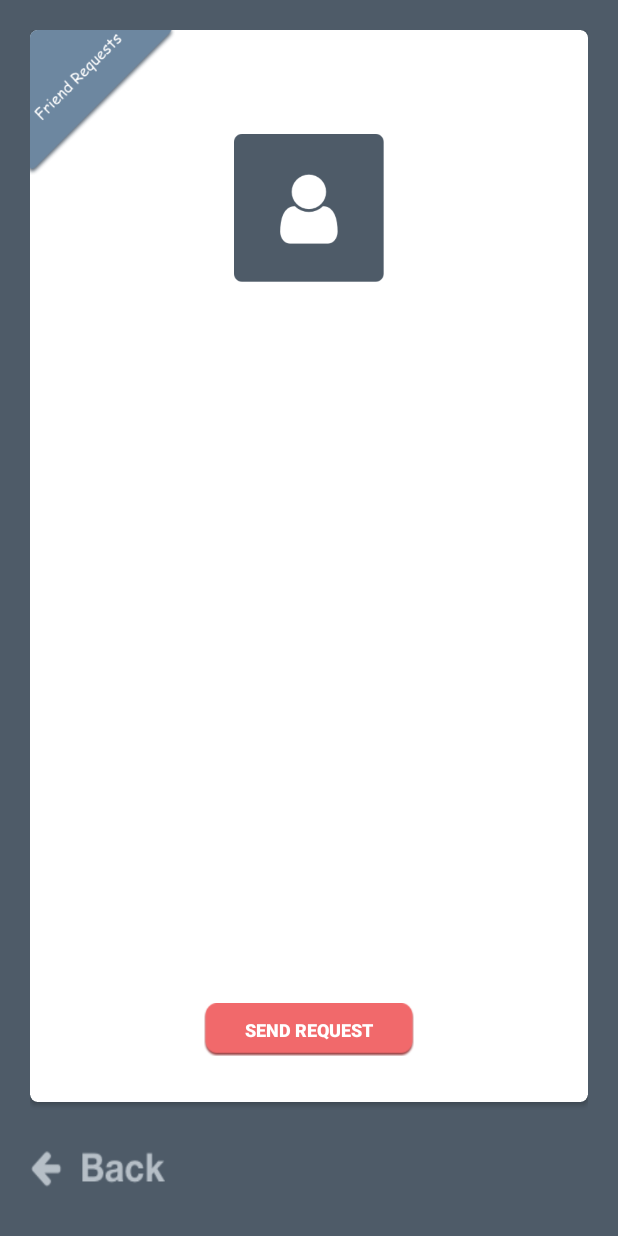
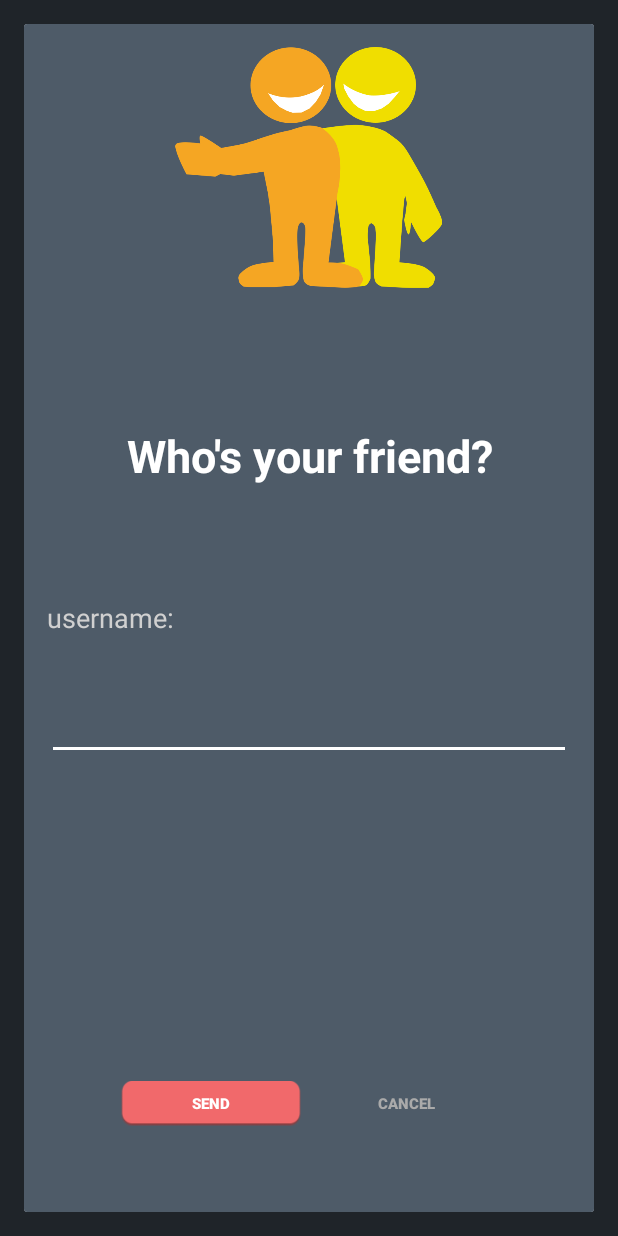
Before and after one commit to iskenxan/Math-marathon, an Android app: the fragment FriendRequestFragment shown on its own in the app's theme, after a tap on "SEND REQUEST", on a phone screen of 412 x 824 dp. Run offline under Robolectric (Android 15) with nearby library versions, the phone set to English and light mode, and no system bars; our stand-ins replace ButterKnife, Firebase (no records; nobody signed in at launch, a user with empty details on screens opened directly), Picasso; 1 statement that could not run was skipped.

Commit message:
working on the friend requests

```diff
--- a/MathMarathon/app/src/main/java/space/samatov/mathmarathon/model/FirebaseManager.java
+++ b/MathMarathon/app/src/main/java/space/samatov/mathmarathon/model/FirebaseManager.java
@@ -23,11 +23,16 @@ public class FirebaseManager {
     public static final String PROFILE_IMAGES="profile_images";
 
 
-    public static void extracUserData(OnExtracUserListener listener){
+    public static void extracCurrentUserData(OnExtracUserListener listener){
+        String formattedEmail= Formatter.formatStringForFirebase(FirebaseAuth.getInstance().getCurrentUser().getEmail());
+        extractUserData(listener,formattedEmail);
+    }
+
+
+
+    public static void extractUserData(OnExtracUserListener listener,String username){
         DatabaseReference databaseReference= FirebaseDatabase.getInstance().getReference();
-        String formattedEmail= Formatter.formatEmailForFirebase(FirebaseAuth.getInstance().getCurrentUser().getEmail());
-
-        databaseReference.child(USERS).child(formattedEmail).
+        databaseReference.child(USERS).child(username).
                 addListenerForSingleValueEvent(new FirebaseCallbacks.ExtractUserCallback(listener));
     }
 
@@ -35,11 +40,17 @@ public class FirebaseManager {
 
     public static void createNewUserRecord(){
         User user=getNewUserBasicInfo();
+        String formattedEmail= Formatter.formatStringForFirebase(user.getEmail());
+        setUserRecord(user,formattedEmail);
+    }
+
+
+
+    public static void setUserRecord(User user,String username){
         DatabaseReference databaseReference= FirebaseDatabase.getInstance().getReference();
-        String formattedEmail= Formatter.formatEmailForFirebase(user.getEmail());
+        databaseReference.child(USERS).child(username).setValue(user);
+    }
 
-        databaseReference.child(USERS).child(formattedEmail).setValue(user);
-    }
 
 
     private static User getNewUserBasicInfo(){
@@ -55,7 +66,7 @@ public class FirebaseManager {
 
 
     public static void updateProfileImageUrl(User user){
-        String username=Formatter.formatEmailForFirebase(user.getEmail());
+        String username=Formatter.formatStringForFirebase(user.getEmail());
 
         DatabaseReference databaseReference= FirebaseDatabase.getInstance().getReference();
         databaseReference.child(USERS).child(username).child("photoUrl").setValue(user.getPhotoUrl());
@@ -75,7 +86,7 @@ public class FirebaseManager {
 
     private static StorageReference getProfileImageStorageRef(User user){
         StorageReference mountainImagesRef = FirebaseStorage.getInstance().getReference();
-        String userName=Formatter.formatEmailForFirebase(user.getEmail());
+        String userName=Formatter.formatStringForFirebase(user.getEmail());
         mountainImagesRef= mountainImagesRef.child(PROFILE_IMAGES+"/"+userName+".jpg");
 
         return mountainImagesRef;
--- /dev/null
+++ b/MathMarathon/app/src/main/java/space/samatov/mathmarathon/model/MySharedPreferenceManager.java
@@ -0,0 +1,27 @@
+package space.samatov.mathmarathon.model;
+
+import android.content.Context;
+import android.content.SharedPreferences;
+import android.preference.PreferenceManager;
+
+/**
+ * Created by iskenxan on 10/30/17.
+ */
+
+public class MySharedPreferenceManager {
+
+    public static final String PROFILE_PHOTO_URL="profile_photo_url";
+
+    public static void saveString(String key, String value, Context context){
+        SharedPreferences preferences= PreferenceManager.getDefaultSharedPreferences(context);
+        preferences.edit().putString(key,value).commit();
+    }
+
+
+    public static String getString(String key,Context context){
+        SharedPreferences preferences= PreferenceManager.getDefaultSharedPreferences(context);
+        String result=preferences.getString(key,null);
+
+        return result;
+    }
+}
--- /dev/null
+++ b/MathMarathon/app/src/main/java/space/samatov/mathmarathon/model/interfaces/OnUserRequestItemClickedListener.java
@@ -0,0 +1,9 @@
+package space.samatov.mathmarathon.model.interfaces;
+
+/**
+ * Created by iskenxan on 11/2/17.
+ */
+
+public interface OnUserRequestItemClickedListener {
+    void onRequestItemClicked(boolean accepted,int position);
+}
--- /dev/null
+++ b/MathMarathon/app/src/main/java/space/samatov/mathmarathon/view/dialogs/SendFriendRequestDialog.java
@@ -0,0 +1,163 @@
+package space.samatov.mathmarathon.view.dialogs;
+
+import android.os.Bundle;
+import android.support.annotation.Nullable;
+import android.support.v4.app.DialogFragment;
+import android.support.v4.app.FragmentManager;
+import android.view.LayoutInflater;
+import android.view.View;
+import android.view.ViewGroup;
+import android.widget.Button;
+import android.widget.EditText;
+import android.widget.ImageView;
+import android.widget.Toast;
+
+import com.google.firebase.auth.FirebaseAuth;
+
+import java.util.ArrayList;
+
+import space.samatov.mathmarathon.R;
+import space.samatov.mathmarathon.model.FirebaseManager;
+import space.samatov.mathmarathon.model.User;
+import space.samatov.mathmarathon.model.UserReference;
+import space.samatov.mathmarathon.model.interfaces.OnExtracUserListener;
+import space.samatov.mathmarathon.model.utils.AnimationFactory;
+import space.samatov.mathmarathon.model.utils.Formatter;
+
+/**
+ * Created by iskenxan on 10/18/17.
+ */
+
+public class SendFriendRequestDialog extends DialogFragment implements View.OnClickListener, OnExtracUserListener {
+
+    EditText mUsernameEditText;
+    ImageView mLoadingImageView;
+    Button mSendButton;
+    Button mCancelButton;
+
+
+
+    public static SendFriendRequestDialog displayDialog(FragmentManager fragmentManager){
+        SendFriendRequestDialog dialog=newInstance();
+        dialog.show(fragmentManager,"friend_request");
+        return dialog;
+    }
+
+
+
+    public static SendFriendRequestDialog newInstance() {
+        SendFriendRequestDialog loadingDialog=new SendFriendRequestDialog();
+
+        return loadingDialog;
+    }
+
+
+
+
+    @Override
+    public View onCreateView(LayoutInflater inflater, ViewGroup container, Bundle savedInstanceState) {
+        return inflater.inflate(R.layout.friend_request_dialog, container);
+    }
+
+
+    @Override
+    public void onViewCreated(View view, @Nullable Bundle savedInstanceState) {
+        super.onViewCreated(view, savedInstanceState);
+        mUsernameEditText = view.findViewById(R.id.FriendDialogUsernameEdiText);
+        mLoadingImageView = view.findViewById(R.id.FriendDialogLoadingImageView);
+        mSendButton = view.findViewById(R.id.FriendDialogSendButton);
+        mCancelButton = view.findViewById(R.id.FriendDialogCancellButton);
+        mSendButton.setOnClickListener(this);
+        mCancelButton.setOnClickListener(this);
+    }
+
+
+    @Override
+    public void onResume() {
+        super.onResume();
+        setSizeToMatchParent();
+    }
+
+    private void setSizeToMatchParent(){
+        int width = getResources().getDisplayMetrics().widthPixels;
+        int height = getResources().getDisplayMetrics().heightPixels;
+
+        getDialog().getWindow().setLayout(width,height);
+    }
+
+
+
+    @Override
+    public void onClick(View view) {
+        if(view.getId()==mSendButton.getId()){
+            onSendButtonClicked();
+        }
+        else
+            this.dismiss();
+    }
+
+
+    private void onSendButtonClicked(){
+        displayLoadingCursor();
+        String username=Formatter.formatStringForFirebase(mUsernameEditText.getText()+"");
+        if(!username.equals(""))
+            FirebaseManager.extractUserData(this,username);
+        else
+            displayErrorMessage("Username can't be empty!");
+    }
+
+
+    private void displayLoadingCursor(){
+        mLoadingImageView.setVisibility(View.VISIBLE);
+        AnimationFactory.startRotatingAnimation(mLoadingImageView);
+    }
+
+    @Override
+    public void onUserDataExtracted(User user) {
+        if(user!=null){
+            checkUserAndSendRequest(user);
+        }
+        else{
+            displayErrorMessage("User doesn't exist");
+        }
+
+    }
+
+
+    private void checkUserAndSendRequest(User user){
+        String currentEmail=FirebaseAuth.getInstance().getCurrentUser().getEmail();
+        if(!currentEmail.equals(user.getEmail()))
+            sendFriendRequestToUser(user);
+        else
+            displayErrorMessage("You can't send request to yourself!");
+    }
+
+
+    private void sendFriendRequestToUser(User user){
+        ArrayList<UserReference> friendRequests=user.getFriendRequests();
+        UserReference currentFriendRequest =Formatter.getCurrentUserRequest(getContext());
+        if(!Formatter.listContainsUserRequest(friendRequests, currentFriendRequest)){
+            friendRequests.add(currentFriendRequest);
+            FirebaseManager.setUserRecord(user,Formatter.formatStringForFirebase(user.getEmail()));
+            onFriendRequestSent();
+        }
+        else{
+            displayErrorMessage("Friend request has already been sent!");
+        }
+
+    }
+
+
+
+    private void onFriendRequestSent(){
+        displayErrorMessage("Friend request has been sent!");
+        dismiss();
+    }
+
+    private void displayErrorMessage(String message){
+        Toast.makeText(getContext(),message,Toast.LENGTH_SHORT).show();
+        mLoadingImageView.setVisibility(View.INVISIBLE);
+    }
+
+
+}
--- a/MathMarathon/app/src/main/java/space/samatov/mathmarathon/view/fragments/FriendRequestFragment.java
+++ b/MathMarathon/app/src/main/java/space/samatov/mathmarathon/view/fragments/FriendRequestFragment.java
@@ -4,44 +4,101 @@ import android.os.Bundle;
 import android.support.annotation.Nullable;
 import android.support.v4.app.Fragment;
 import android.support.v7.app.AppCompatActivity;
+import android.support.v7.widget.LinearLayoutManager;
 import android.support.v7.widget.RecyclerView;
 import android.view.LayoutInflater;
 import android.view.View;
 import android.view.ViewGroup;
 import android.widget.ImageView;
+import android.widget.LinearLayout;
 import android.widget.TextView;
+
+import com.google.firebase.auth.FirebaseAuth;
+import com.squareup.picasso.Picasso;
 
 import butterknife.BindView;
 import butterknife.ButterKnife;
 import butterknife.OnClick;
 import space.samatov.mathmarathon.R;
+import space.samatov.mathmarathon.model.FirebaseManager;
+import space.samatov.mathmarathon.model.MySharedPreferenceManager;
+import space.samatov.mathmarathon.model.User;
+import space.samatov.mathmarathon.model.UserReference;
+import space.samatov.mathmarathon.model.interfaces.OnExtracUserListener;
+import space.samatov.mathmarathon.model.interfaces.OnUserRequestItemClickedListener;
+import space.samatov.mathmarathon.model.utils.Formatter;
 import space.samatov.mathmarathon.model.utils.FragmentFactory;
+import space.samatov.mathmarathon.view.adapters.FriendRequestListAdapter;
+import space.samatov.mathmarathon.view.dialogs.SendFriendRequestDialog;
 
 /**
  * Created by iskenxan on 10/16/17.
  */
 
-public class FriendRequestFragment extends Fragment {
+public class FriendRequestFragment extends Fragment implements OnExtracUserListener, OnUserRequestItemClickedListener {
 
 
     @BindView(R.id.FriendRequestsProfileImageView)ImageView mProfileImageView;
-    @BindView(R.id.FriendRequestsNoRequestsTextView)TextView mNoRequestTextView;
     @BindView(R.id.FriendRequestsRecyclerView)RecyclerView mRecyclerView;
+    @BindView(R.id.FriendRequestsRecyclerContainer)LinearLayout mRecyclerContainer;
+    @BindView(R.id.FriendRequestsNoRequestsContainer)LinearLayout mNorequestsContainer;
 
+    User mCurrentUser;
+    //TODO:When sending friend request check both the friend request list and friend list for duplicates
+    //TODO: Probably  should not store photo url in the friend list. What if user's friend updates his photo?
 
     @Nullable
     @Override
     public View onCreateView(LayoutInflater inflater, @Nullable ViewGroup container, @Nullable Bundle savedInstanceState) {
         View view=inflater.inflate(R.layout.fragment_friend_requests,container,false);
         ButterKnife.bind(this,view);
+        FirebaseManager.extracCurrentUserData(this);
+        setupViews();
+        return view;
+    }
 
-        return view;
+
+    private void setupViews(){
+        String profileUrl= MySharedPreferenceManager.getString(MySharedPreferenceManager.PROFILE_PHOTO_URL,getContext());
+        Picasso.with(getContext()).load(profileUrl).placeholder(R.drawable.profile_placeholder).into(mProfileImageView);
+    }
+
+
+    @Override
+    public void onUserDataExtracted(User user) {
+        mCurrentUser=user;
+        displayListOrEmptyListMessage();
+    }
+
+
+    private void setupRecyclerView(User user){
+        FriendRequestListAdapter adapter=new FriendRequestListAdapter(user.getFriendRequests(),this);
+        mRecyclerView.setLayoutManager(new LinearLayoutManager(getContext()));
+        mRecyclerView.setAdapter(adapter);
+    }
+
+    @Override
+    public void onRequestItemClicked(boolean accepted, int position) {
+        acceptOrRejectFriendRequest(accepted,position);
+        FirebaseManager.setUserRecord(mCurrentUser,Formatter.getCurrentUsername());
+        mRecyclerView.getAdapter().notifyDataSetChanged();
+        displayListOrEmptyListMessage();
+    }
+
+
+
+    private void acceptOrRejectFriendRequest(boolean accepted, int position){
+        if(accepted){
+            UserReference friendRequest=mCurrentUser.getFriendRequests().get(position);
+            mCurrentUser.getFriendList().add(friendRequest);
+        }
+        mCurrentUser.getFriendRequests().remove(position);
     }
 
 
     @OnClick(R.id.FriendRequestsSendButton)
     public void onSendButtonClicked(){
-
+        SendFriendRequestDialog.displayDialog(getFragmentManager());
     }
 
 
@@ -49,4 +106,18 @@ public class FriendRequestFragment extends Fragment {
     public void onBackButtonClicked(){
         FragmentFactory.startMenuFragment((AppCompatActivity) getActivity());
     }
+
+
+
+    private void displayListOrEmptyListMessage(){
+        if(mCurrentUser.getFriendRequests().size()>0){
+            mRecyclerContainer.setVisibility(View.VISIBLE);
+            setupRecyclerView(mCurrentUser);
+        }
+        else{
+            mNorequestsContainer.setVisibility(View.VISIBLE);
+            mRecyclerContainer.setVisibility(View.INVISIBLE);
+        }
+    }
+
 }
--- a/MathMarathon/app/src/main/res/layout/fragment_friend_requests.xml
+++ b/MathMarathon/app/src/main/res/layout/fragment_friend_requests.xml
@@ -24,7 +24,7 @@
             <RelativeLayout
                 android:layout_width="match_parent"
                 android:layout_height="0dp"
-                android:layout_weight="1">
+                android:layout_weight="2">
 
                 <ImageView
                     android:layout_width="100dp"
@@ -38,15 +38,20 @@
                     android:layout_width="100dp"
                     android:src="@drawable/profile_placeholder"
                     android:layout_height="100dp"
+                    android:scaleType="centerCrop"
                     android:layout_centerHorizontal="true"
                     android:layout_centerVertical="true" />
             </RelativeLayout>
-
+            <RelativeLayout
+                android:layout_width="match_parent"
+                android:layout_height="0dp"
+                android:layout_weight="3">
                 <LinearLayout
                     android:layout_width="match_parent"
-                android:layout_height="0dp"
-                android:layout_weight="2"
+                    android:layout_height="match_parent"
                     android:orientation="vertical"
+                    android:visibility="invisible"
+                    android:id="@+id/FriendRequestsRecyclerContainer"
                     android:padding="10dp">
 
                     <RelativeLayout
@@ -58,25 +63,34 @@
                             android:id="@+id/FriendRequestsRecyclerView"
                             android:layout_width="match_parent"
                             android:layout_height="match_parent" />
+                    </RelativeLayout>
 
+                </LinearLayout>
+                <LinearLayout
+                    android:layout_width="match_parent"
+                    android:gravity="center"
+                    android:id="@+id/FriendRequestsNoRequestsContainer"
+                    android:orientation="vertical"
+                    android:visibility="invisible"
+                    android:layout_height="match_parent">
                     <TextView
-                        android:id="@+id/FriendRequestsNoRequestsTextView"
                         android:layout_width="match_parent"
                         android:layout_height="wrap_content"
-                        android:layout_centerHorizontal="true"
-                        android:layout_centerVertical="true"
                         android:gravity="center"
-                        android:text="No new friend requests"
+                        android:textSize="25sp"
                         android:textColor="@color/darkNavyColor"
-                        android:textSize="20sp"
-                        android:textStyle="bold"
-                        android:visibility="invisible" />
+                        android:text="No new friend requests"/>
+                    <ImageView
+                        android:layout_width="100dp"
+                        android:layout_marginTop="40dp"
+                        android:layout_height="100dp"
+                        android:src="@drawable/sad_face"/>
+                </LinearLayout>
             </RelativeLayout>
-
             <LinearLayout
                 android:layout_width="match_parent"
                 android:layout_height="0dp"
-                    android:layout_weight="1"
+                android:layout_weight="0.7"
                 android:gravity="center">
 
                 <Button
@@ -88,7 +102,6 @@
                     android:textColor="@android:color/white"
                     android:textSize="12sp"
                     android:textStyle="bold" />
-                </LinearLayout>
             </LinearLayout>
         </LinearLayout>
 
--- /dev/null
+++ b/MathMarathon/app/src/main/res/layout/friend_request_dialog.xml
@@ -0,0 +1,116 @@
+<?xml version="1.0" encoding="utf-8"?>
+<RelativeLayout
+    xmlns:android="http://schemas.android.com/apk/res/android"
+    android:orientation="vertical"
+    android:layout_width="match_parent"
+    android:gravity="center"
+    android:layout_height="match_parent">
+    <LinearLayout
+        android:layout_width="match_parent"
+        android:layout_height="match_parent"
+        android:orientation="vertical"
+        android:background="@color/darkNavyColor">
+        <LinearLayout
+            android:layout_width="match_parent"
+            android:layout_height="0dp"
+            android:paddingTop="15dp"
+            android:paddingBottom="40dp"
+            android:layout_weight="1.5">
+            <ImageView
+                android:layout_width="match_parent"
+                android:layout_height="wrap_content"
+                android:src="@drawable/friend_icon"/>
+        </LinearLayout>
+        <LinearLayout
+            android:layout_width="match_parent"
+            android:layout_height="0dp"
+            android:paddingLeft="15dp"
+            android:orientation="vertical"
+            android:paddingRight="15dp"
+            android:layout_weight="4">
+            <LinearLayout
+                android:layout_width="match_parent"
+                android:layout_height="0dp"
+                android:gravity="center"
+                android:layout_weight="1">
+                <TextView
+                    android:layout_width="match_parent"
+                    android:layout_height="wrap_content"
+                    android:gravity="center"
+                    android:textColor="@android:color/white"
+                    android:textStyle="bold"
+                    android:textSize="30sp"
+                    android:text="Who's your friend?"/>
+            </LinearLayout>
+            <LinearLayout
+                android:layout_width="match_parent"
+                android:layout_height="0dp"
+                android:orientation="vertical"
+                android:layout_weight="3">
+                <LinearLayout
+                    android:layout_width="match_parent"
+                    android:layout_height="0dp"
+                    android:gravity="center"
+                    android:layout_weight="1">
+                    <TextView
+                        android:layout_width="match_parent"
+                        android:layout_height="wrap_content"
+                        android:textSize="18sp"
+
+                        android:textColor="@color/lightGrayColor"
+                        android:text="username:"/>
+                </LinearLayout>
+                <LinearLayout
+                    android:layout_width="match_parent"
+                    android:layout_height="0dp"
+                    android:gravity="center"
+                    android:layout_weight="1">
+                    <EditText
+                        android:layout_width="match_parent"
+                        android:textColor="@android:color/white"
+                        android:id="@+id/FriendDialogUsernameEdiText"
+                        android:backgroundTint="@android:color/white"
+                        android:layout_height="wrap_content" />
+                </LinearLayout>
+                <LinearLayout
+                    android:layout_width="match_parent"
+                    android:layout_height="0dp"
+                    android:gravity="center"
+                    android:layout_weight="2">
+                    <ImageView
+                        android:layout_width="25dp"
+                        android:visibility="invisible"
+                        android:layout_height="25dp"
+                        android:id="@+id/FriendDialogLoadingImageView"
+                        android:src="@drawable/loading_icon"/>
+                </LinearLayout>
+                <LinearLayout
+                    android:layout_width="match_parent"
+                    android:layout_height="0dp"
+                    android:gravity="center"
+                    android:orientation="horizontal"
+                    android:layout_weight="2">
+                    <Button
+                        android:layout_width="120dp"
+                        android:layout_height="30dp"
+                        android:text="send"
+                        android:textSize="10sp"
+                        android:id="@+id/FriendDialogSendButton"
+                        android:textColor="@android:color/white"
+                        android:textStyle="bold"
+                        android:layout_marginRight="10dp"
+                        android:background="@drawable/red_button_ripple_effect"/>
+                    <Button
+                        android:layout_width="120dp"
+                        android:layout_height="30dp"
+                        android:text="cancel"
+                        android:textSize="10sp"
+                        android:id="@+id/FriendDialogCancellButton"
+                        android:textColor="@android:color/darker_gray"
+                        android:textStyle="bold"
+                        android:background="@android:color/transparent"/>
+                </LinearLayout>
+            </LinearLayout>
+        </LinearLayout>
+    </LinearLayout>
+</RelativeLayout>
--- a/MathMarathon/app/src/main/res/values/colors.xml
+++ b/MathMarathon/app/src/main/res/values/colors.xml
@@ -6,4 +6,5 @@
     <color name="darkNavyColor">#4E5B68</color>
     <color name="lightRedColor">#F1696B</color>
     <color name="darRedColor">#953335</color>
+    <color name="lightGrayColor">#D0D0D0</color>
 </resources>
```
Also changed, not shown: MathMarathon/app/src/main/java/space/samatov/mathmarathon/model/User.java (+20 -0 lines), MathMarathon/app/src/main/java/space/samatov/mathmarathon/model/UserReference.java (added, +28 -0 lines), MathMarathon/app/src/main/java/space/samatov/mathmarathon/model/utils/Formatter.java (+37 -3 lines), MathMarathon/app/src/main/java/space/samatov/mathmarathon/view/adapters/FriendRequestListAdapter.java (added, +91 -0 lines), MathMarathon/app/src/main/java/space/samatov/mathmarathon/view/fragments/MyProfileFragment.java (+4 -4 lines), MathMarathon/app/src/main/java/space/samatov/mathmarathon/view/fragments/WelcomeFragment.java (+13 -2 lines), MathMarathon/app/src/main/res/drawable/gray_button_ripple_effect.xml (added, +12 -0 lines), MathMarathon/app/src/main/res/layout/friend_request_recycler_item.xml (added, +58 -0 lines), MathMarathon/app/src/main/res/drawable/friend_icon.png (added), MathMarathon/app/src/main/res/drawable/sad_face.png (added). Lines whose indentation alone changed are shown as unchanged.
